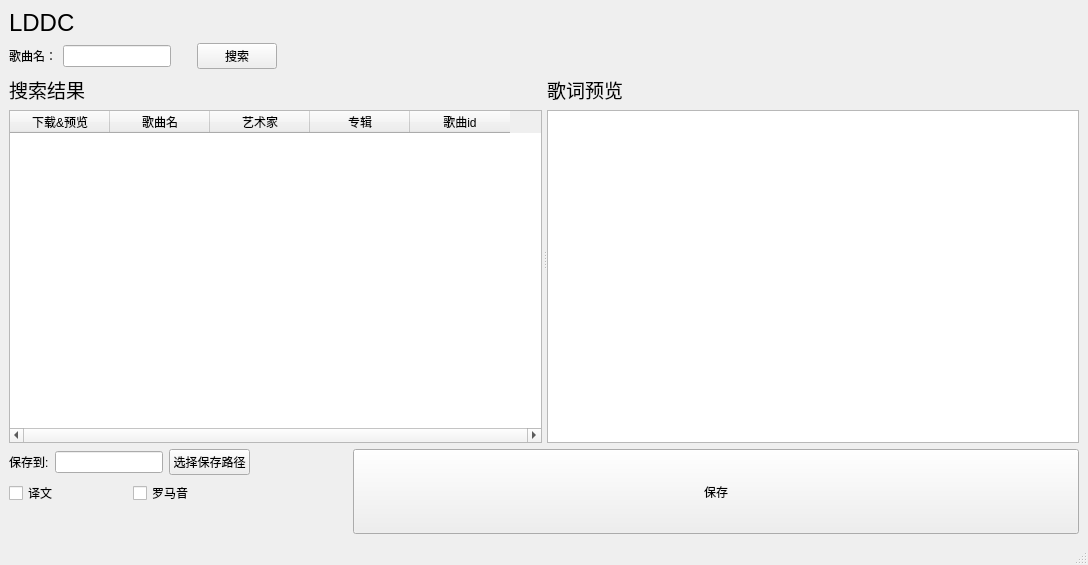
chenmozhijin/LDDC, file main.ui: the form before one commit.
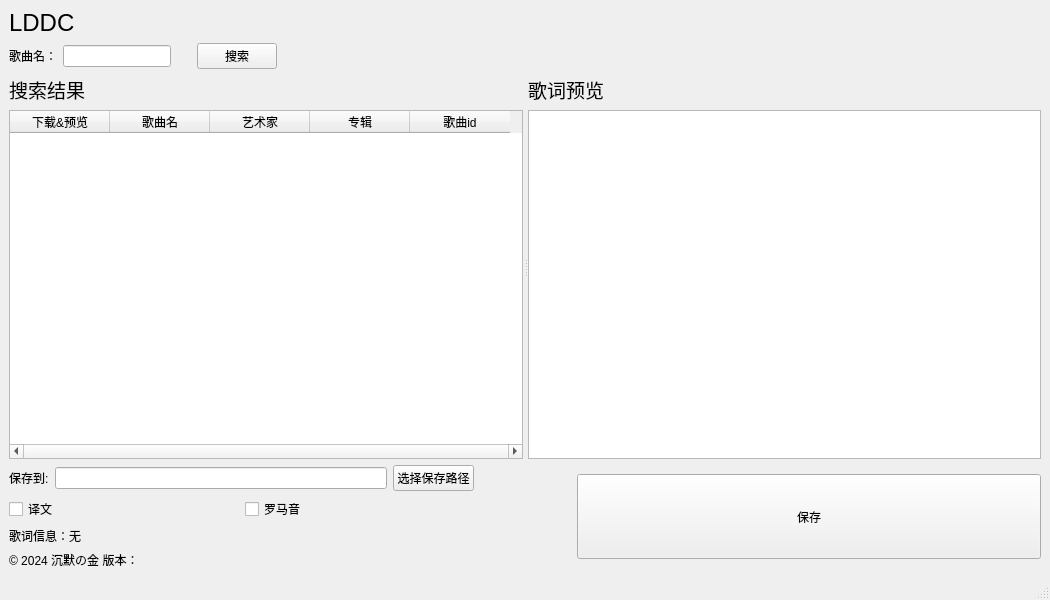
The form after the commit.

```diff
--- a/main.ui
+++ b/main.ui
@@ -9,8 +9,8 @@
    <rect>
     <x>0</x>
     <y>0</y>
-    <width>1088</width>
-    <height>565</height>
+    <width>1050</width>
+    <height>600</height>
    </rect>
   </property>
   <property name="windowTitle">
@@ -259,7 +259,7 @@
           <item>
            <widget class="QLineEdit" name="path_lineEdit">
             <property name="sizePolicy">
-             <sizepolicy hsizetype="Fixed" vsizetype="Fixed">
+             <sizepolicy hsizetype="MinimumExpanding" vsizetype="Fixed">
               <horstretch>0</horstretch>
               <verstretch>0</verstretch>
              </sizepolicy>
@@ -311,6 +311,13 @@
           </item>
          </layout>
         </item>
+        <item>
+         <widget class="QLabel" name="lyric_info_label">
+          <property name="text">
+           <string>歌词信息：无</string>
+          </property>
+         </widget>
+        </item>
         <item>
          <spacer name="verticalSpacer">
           <property name="orientation">
@@ -327,6 +334,13 @@
           </property>
          </spacer>
         </item>
+        <item>
+         <widget class="QLabel" name="program_info_label">
+          <property name="text">
+           <string>© 2024 沉默の金 版本：</string>
+          </property>
+         </widget>
+        </item>
        </layout>
       </item>
       <item>
```
Left out of the diff: 2 changed lines with no effect on the pictures.
